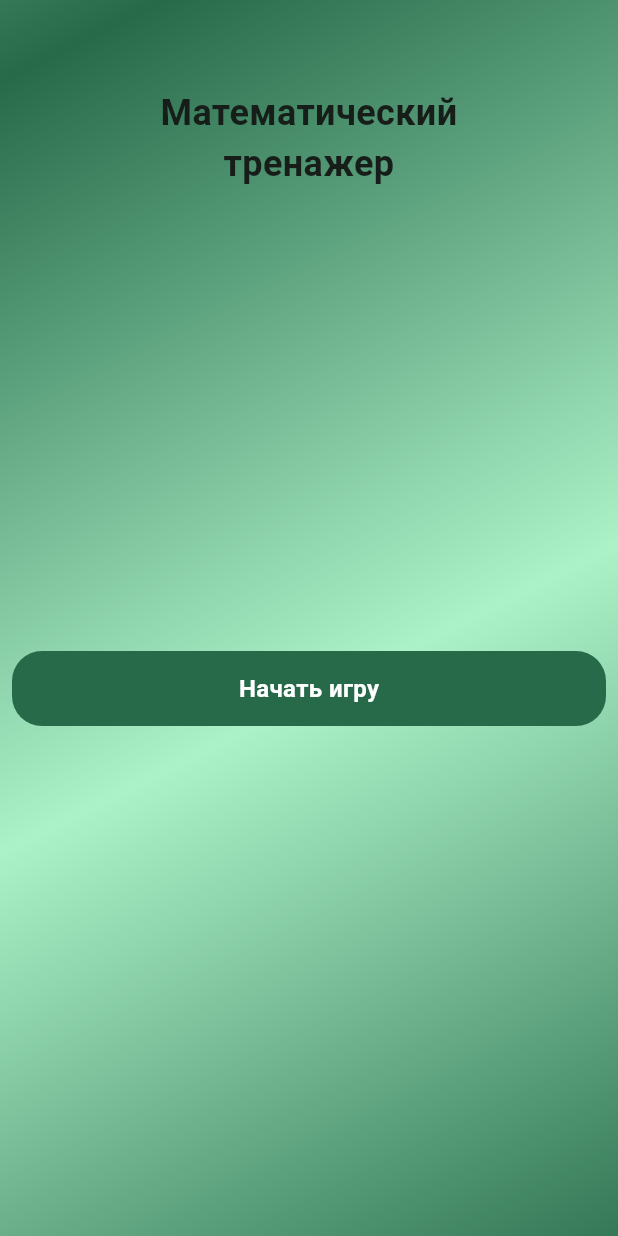
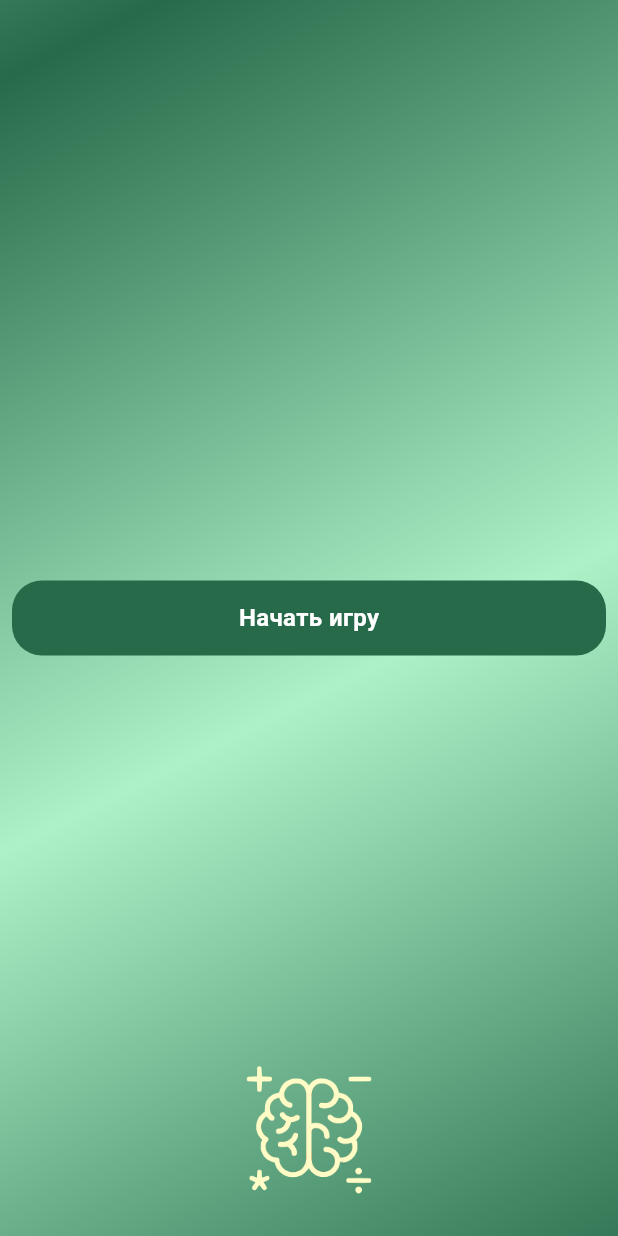
Before and after one commit to bulatBurganov/math_game, a Flutter app: the screen it shows after launch, on a phone screen of 412 x 824 dp. Run offline on Flutter 3.47's test engine with Material 3 defaults, Android fonts, the phone set to English and light mode, and no system bars; our stand-ins replace auto_route, flutter_bloc, freezed_annotation; missing offline and left inert: flame.

```diff
--- a/lib/common/widgets/flyout_widget.dart
+++ b/lib/common/widgets/flyout_widget.dart
@@ -194,6 +194,8 @@ class _BubbleAnimationState extends State<BubbleAnimation>
 
   @override
   Widget build(BuildContext context) {
+    if (widget.flyout == null || widget.flyout?.isEmpty == true)
+      return const Offstage();
     return AnimatedBuilder(
       animation: _controller,
       child: Text(
--- a/lib/main_menu/main_menu_screen.dart
+++ b/lib/main_menu/main_menu_screen.dart
@@ -21,41 +21,31 @@ class MainMenuScreen extends StatelessWidget {
         cycle: const Duration(seconds: 150),
         child: Padding(
           padding: const EdgeInsets.all(8.0),
-          child: Column(
-            mainAxisAlignment: MainAxisAlignment.center,
+          child: Stack(
             children: [
-              Align(
-                alignment: Alignment.topCenter,
-                child: Padding(
-                  padding: EdgeInsetsGeometry.only(
-                    top: MediaQuery.of(context).padding.top + 50,
-                  ),
-                  child: Align(
-                    alignment: Alignment.topCenter,
-                    child: Text(
-                      S.of(context).app_name,
-                      textAlign: TextAlign.center,
-                      style: const TextStyle(
-                        fontSize: 24,
-                        fontWeight: FontWeight.bold,
-                      ),
-                    ),
+              Center(
+                child: SizedBox(
+                  height: 50,
+                  child: BounceButton(
+                    onTap: () {
+                      context.router.push(const GameFlowWrapperRoute());
+                    },
+                    text: S.of(context).start_game,
                   ),
                 ),
               ),
-              const Spacer(),
-              SizedBox(
-                height: 50,
-                child: BounceButton(
-                  onTap: () {
-                    context.router.push(const GameFlowWrapperRoute());
-                  },
-                  text: S.of(context).start_game,
+              Align(
+                alignment: Alignment.bottomCenter,
+                child: Padding(
+                  padding: EdgeInsetsGeometry.only(
+                    bottom: MediaQuery.of(context).padding.bottom,
+                  ),
+                  child: SizedBox(
+                    width: MediaQuery.of(context).size.width * 0.3,
+                    child: Image.asset('assets/images/brain.png'),
+                  ),
                 ),
               ),
-              const SizedBox(height: 24),
-
-              const Spacer(),
             ],
           ),
         ),
--- a/lib/math_game/ui/math_game_screen.dart
+++ b/lib/math_game/ui/math_game_screen.dart
@@ -82,7 +82,6 @@ class _MathGameScreenView extends StatelessWidget {
                         ),
                       ),
                     ),
-
                     GridView.builder(
                       physics: const NeverScrollableScrollPhysics(),
                       itemCount: state.levelModel.first.answers.length,
```
Also changed, not shown: pubspec.yaml (+8 -0 lines), assets/images/app_icon.png (added), assets/images/brain.png (added), pubspec.lock, 29 other files.
